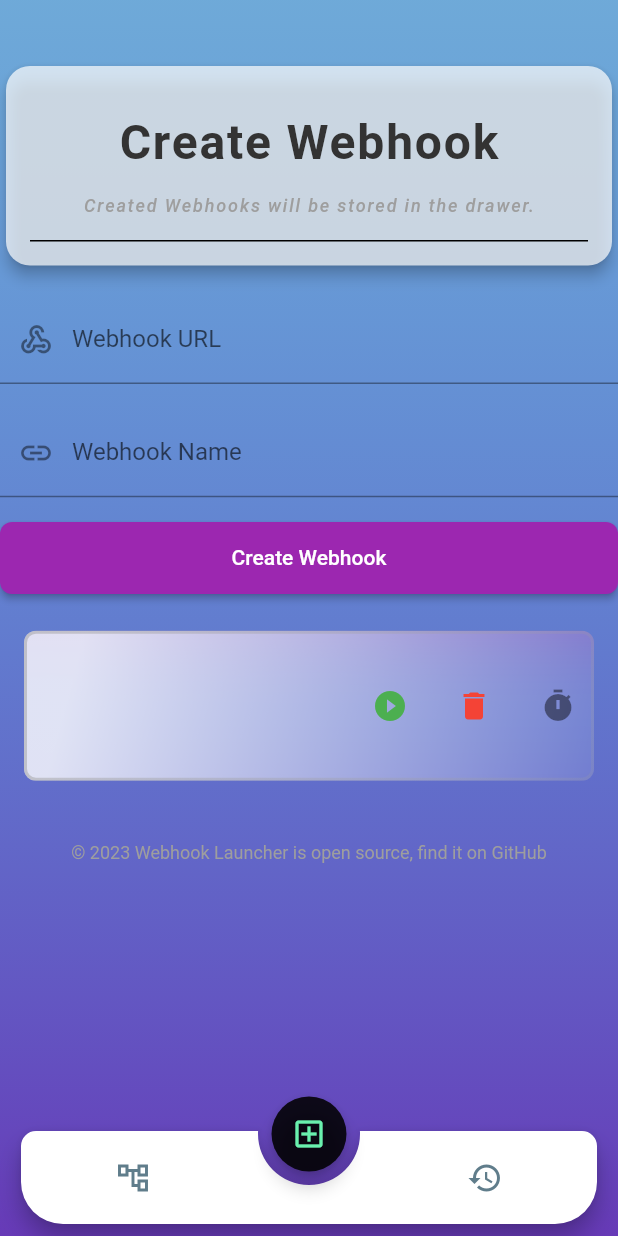
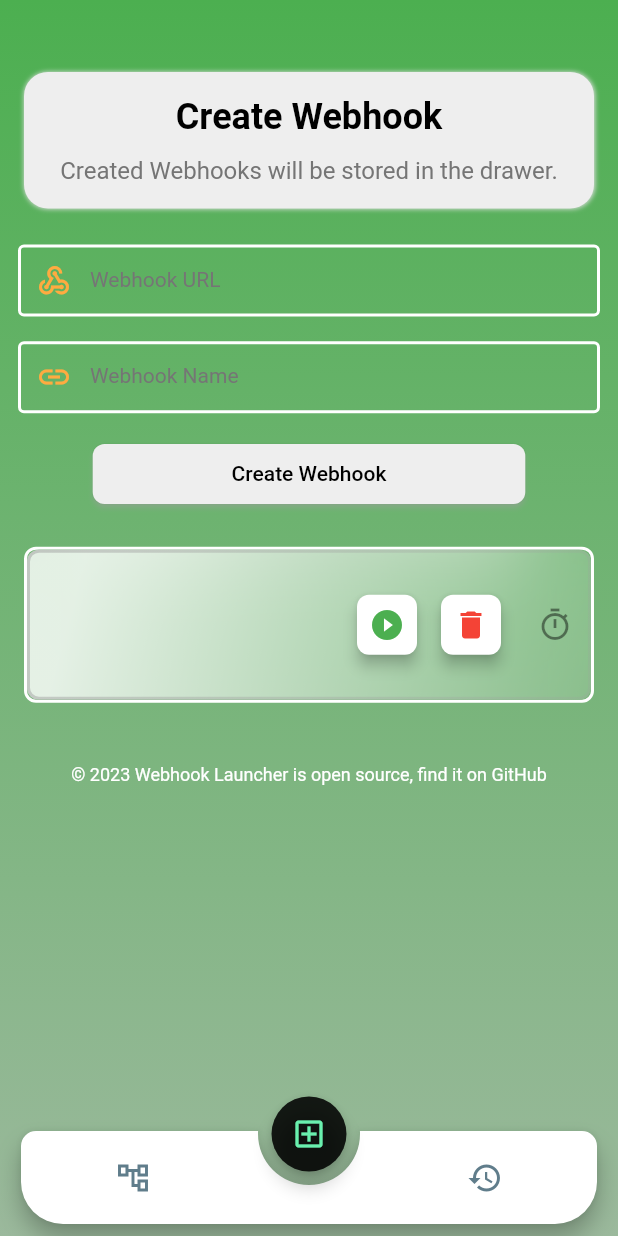
Before and after one commit to Na5co/Webhook-Mobile-Launcher, a Flutter app: the screen it shows after launch, item 2 of the bottom bar chosen, after a tap on "Create Webhook", on a phone screen of 412 x 824 dp. Run offline on Flutter 3.47's test engine with Material 2 defaults, Android fonts, the phone set to English and light mode, and no system bars; drawn by our look-alikes of animated_notch_bottom_bar, glassmorphism; our stand-ins replace dio, flutter_riverpod, hive_flutter, neumorphic_button; accounts and stored records are empty; Roboto replaces fonts that are missing (Montserrat, Raleway).

Commit message:
adding neumoprhism

```diff
--- a/lib/main.dart
+++ b/lib/main.dart
@@ -84,16 +84,16 @@ class MyHomePage extends ConsumerWidget {
 
         resizeToAvoidBottomInset: false,
         body: GradientBackground(colors: [
-          Colors.blue.withOpacity(0.5),
-          Colors.deepPurple.withOpacity(1)
+          Colors.green.withOpacity(1),
+          Colors.green.withOpacity(0.3),
         ], child: const WebHookListWidget()),
       ),
       Scaffold(
         backgroundColor: Colors.grey[400], // Set the desired dark grey color
         resizeToAvoidBottomInset: false,
         body: GradientBackground(colors: [
-          Colors.blue.withOpacity(0.5),
-          Colors.deepPurple.withOpacity(1)
+          Colors.green.withOpacity(1),
+          Colors.green.withOpacity(0.3),
         ], child: const CreateWebHookForm()),
       ),
     ];
--- a/lib/pages/webhook_creation.dart
+++ b/lib/pages/webhook_creation.dart
@@ -51,7 +51,9 @@ class CreateWebHookForm extends ConsumerWidget {
               labelText: 'Webhook Name',
             ),
           ),
-          CreateWebHookButton(
+          Container(
+            width: 20,
+            child: CreateWebHookButton(
               onPressed: () {
                 if (urlValidator(urlController.text)) {
                   _createWh({
@@ -75,6 +77,7 @@ class CreateWebHookForm extends ConsumerWidget {
                 }
               },
             ),
+          ),
           if (webHooks.isNotEmpty)
             Padding(
               padding: EdgeInsets.symmetric(vertical: verticalSpacing),
@@ -90,7 +93,7 @@ class CreateWebHookForm extends ConsumerWidget {
               '© 2023 Webhook Launcher is open source, find it on GitHub',
               style: TextStyle(
                 fontSize: 12,
-                color: Colors.grey,
+                color: Colors.white,
               ),
               textAlign: TextAlign.center,
             ),
--- a/lib/pages/webhook_list.dart
+++ b/lib/pages/webhook_list.dart
@@ -3,6 +3,7 @@ import 'package:flutter_riverpod/flutter_riverpod.dart';
 import 'package:wh_launcher/widgets/CardTitleAndDescription.dart';
 import '../providers/webhook_provider.dart';
 import '../widgets/list/webhook_single_item.dart';
+import 'package:neumorphic_button/neumorphic_button.dart';
 
 import '../providers/webhook_provider.dart' as wp;
 
--- a/lib/widgets/CardTitleAndDescription.dart
+++ b/lib/widgets/CardTitleAndDescription.dart
@@ -1,6 +1,4 @@
 import 'package:flutter/material.dart';
-import '../widgets/webhook_table_title.dart';
-import '../widgets/webhook_table_description.dart';
 
 class WebhookCard extends StatelessWidget {
   final String titleText;
@@ -14,21 +12,42 @@ class WebhookCard extends StatelessWidget {
 
   @override
   Widget build(BuildContext context) {
-    return Card(
-      color: Colors.white.withOpacity(0.7),
-      elevation: 4,
-      shape: RoundedRectangleBorder(
+    return Container(
+      width: double.infinity,
+      margin: EdgeInsets.symmetric(horizontal: 16, vertical: 8),
+      decoration: BoxDecoration(
         borderRadius: BorderRadius.circular(16),
+        color: Colors.grey.shade200,
+        boxShadow: [
+          BoxShadow(
+            color: Colors.grey.shade300,
+            offset: Offset(0.3, 0.3),
+            blurRadius: 2,
+          ),
+        ],
       ),
       child: Padding(
         padding: const EdgeInsets.all(16.0),
         child: Column(
+          crossAxisAlignment: CrossAxisAlignment.center,
           children: [
-            WebHookTableTitle(text: titleText),
-            WebHookTableDescription(
-              text: descriptionText,
-              color: Colors.grey,
-              fontSize: 12,
+            Text(
+              titleText,
+              style: TextStyle(
+                fontSize: 24,
+                fontWeight: FontWeight.bold,
+                color: Colors.black,
+              ),
+              textAlign: TextAlign.center,
+            ),
+            SizedBox(height: 12),
+            Text(
+              descriptionText,
+              style: TextStyle(
+                fontSize: 16,
+                color: Colors.grey.shade600,
+              ),
+              textAlign: TextAlign.center,
             ),
           ],
         ),
--- a/lib/widgets/form/create_webhook_button.dart
+++ b/lib/widgets/form/create_webhook_button.dart
@@ -9,16 +9,24 @@ class CreateWebHookButton extends StatelessWidget {
 
   @override
   Widget build(BuildContext context) {
-    return ElevatedButton(
-      onPressed: onPressed,
-      child: Text('Create Webhook'),
-      style: ElevatedButton.styleFrom(
-        primary: Colors.purple, // Button background color
-        onPrimary: Colors.white, // Button text color
-        shape: RoundedRectangleBorder(
-          borderRadius: BorderRadius.circular(8), // Rounded corners
+    return FractionallySizedBox(
+      widthFactor: 0.7,
+      child: ElevatedButton(
+        onPressed: onPressed,
+        child: Text(
+          'Create Webhook',
+          style: TextStyle(fontSize: 14),
         ),
-        padding: const EdgeInsets.all(16), // Button padding
+        style: ElevatedButton.styleFrom(
+          backgroundColor: Colors.grey[200], // Adjust the base color
+          onPrimary: Colors.black, // Button text color
+          shape: RoundedRectangleBorder(
+            borderRadius: BorderRadius.circular(8),
+          ),
+          elevation: 1.5, // Adjust the elevation
+          shadowColor: Colors.grey[300], // Adjust the shadow color
+          padding: const EdgeInsets.all(12),
+        ),
       ),
     );
   }
--- a/lib/widgets/form/webhook_text_field.dart
+++ b/lib/widgets/form/webhook_text_field.dart
@@ -4,25 +4,53 @@ class WebHookTextField extends StatelessWidget {
   final TextEditingController controller;
   final String labelText;
   final Icon? icon;
-  final FormFieldValidator<String>? validator; // Add the validator parameter
+  final FormFieldValidator<String>? validator;
 
   const WebHookTextField({
-    super.key,
+    Key? key,
     required this.controller,
     required this.labelText,
     this.icon,
-    this.validator, // Accept the validator parameter in the constructor
-  });
+    this.validator,
+  }) : super(key: key);
 
   @override
   Widget build(BuildContext context) {
-    return TextFormField(
-      controller: controller,
-      decoration: InputDecoration(
-        prefixIcon: icon,
-        labelText: labelText,
+    return Container(
+      width: 200, // Adjust the width as needed
+      child: Padding(
+        padding: EdgeInsets.symmetric(horizontal: 12), // Add horizontal padding
+        child: TextFormField(
+          controller: controller,
+          decoration: InputDecoration(
+            prefixIcon: icon != null
+                ? Icon(icon!.icon, color: Colors.orangeAccent)
+                : null,
+            labelText: labelText,
+            labelStyle: TextStyle(color: Colors.grey[600]),
+            contentPadding:
+                EdgeInsets.symmetric(vertical: 10.0, horizontal: 12.0),
+            enabledBorder: OutlineInputBorder(
+              borderSide: BorderSide(
+                  color: Colors.white, width: 2), // Increased border width
+              borderRadius: BorderRadius.circular(4),
+            ),
+            focusedBorder: OutlineInputBorder(
+              borderSide: BorderSide(
+                  color: Colors.white, width: 2), // Increased border width
+              borderRadius: BorderRadius.circular(4),
+            ),
+            border: OutlineInputBorder(
+              borderSide: BorderSide(
+                  color: Colors.white, width: 2), // Increased border width
+              borderRadius: BorderRadius.circular(4),
+            ),
+          ),
+          style: TextStyle(
+              color: Colors.white, fontSize: 14), // Decreased font size
+          validator: validator,
+        ),
       ),
-      validator: validator, // Use the provided validator
     );
   }
 }
--- a/lib/widgets/list/ConfigurationPopupMenu.dart
+++ b/lib/widgets/list/ConfigurationPopupMenu.dart
@@ -34,8 +34,8 @@ class ConfigurationPopupMenu extends ConsumerWidget {
           ); // Pass both BuildContext and ref
         }
       },
-      icon: const Icon(Icons.timer),
-      color: Colors.orange,
+      icon: const Icon(Icons.timer_outlined),
+      color: Colors.white,
       shape: RoundedRectangleBorder(
         borderRadius: BorderRadius.circular(8),
       ),
--- /dev/null
+++ b/lib/widgets/list/NeumorphicIconButton.dart
@@ -0,0 +1,35 @@
+import 'package:flutter/material.dart';
+
+class NeumorphicIconButton extends StatelessWidget {
+  final Color color;
+  final VoidCallback onDeletePressed;
+  final IconData icon;
+
+  const NeumorphicIconButton({
+    super.key,
+    required this.color,
+    required this.onDeletePressed,
+    required this.icon,
+  });
+
+  @override
+  Widget build(BuildContext context) {
+    return ElevatedButton(
+      onPressed: onDeletePressed,
+      style: ElevatedButton.styleFrom(
+        shape: RoundedRectangleBorder(
+          borderRadius: BorderRadius.circular(8),
+        ),
+        elevation: 4,
+        padding: EdgeInsets.zero,
+        minimumSize: const Size(40, 40),
+        foregroundColor: color,
+        backgroundColor: Colors.white,
+      ),
+      child: Icon(
+        icon,
+        size: 24,
+      ),
+    );
+  }
+}
--- a/lib/widgets/list/webhook_single_item.dart
+++ b/lib/widgets/list/webhook_single_item.dart
@@ -3,6 +3,7 @@ import 'package:flutter_riverpod/flutter_riverpod.dart';
 import '../list/ConfigurationPopupMenu.dart';
 import '../../providers/webhook_provider.dart';
 import 'GlassContainer.dart';
+import './NeumorphicIconButton.dart';
 
 class SingleWebhook extends ConsumerStatefulWidget {
   final Map<String, dynamic>? webhook;
@@ -52,11 +53,20 @@ class _SingleWebhookState extends ConsumerState<SingleWebhook> {
 
     final onDeletePressed = ref.watch(onDeletePressedProvider);
 
+    final webhookId = widget.webhook?['id'] as int?;
+    final webhookNotifier = ref.read(webhookStateProvider.notifier);
+    final webhookState = webhookNotifier.getWebhookState(webhookId);
+
     return Padding(
       padding: const EdgeInsets.symmetric(vertical: 8, horizontal: 16),
       child: Consumer(
         builder: (context, watch, _) {
-          return GlassContainer(
+          return Container(
+            decoration: BoxDecoration(
+              borderRadius: BorderRadius.circular(8),
+              border: Border.all(color: Colors.white, width: 2),
+            ),
+            child: GlassContainer(
               color1: containerColor.withOpacity(0.1),
               color2: containerColor.withOpacity(1),
               colorChangeCallback: (Color color) {
@@ -67,7 +77,8 @@ class _SingleWebhookState extends ConsumerState<SingleWebhook> {
               child: ListTile(
                 contentPadding: EdgeInsets.zero,
                 title: Padding(
-                padding: const EdgeInsets.only(bottom: 4, left: 16, right: 16),
+                  padding:
+                      const EdgeInsets.only(bottom: 4, left: 16, right: 16),
                   child: Text(
                     webhook['name'] as String? ?? '',
                     style: const TextStyle(
@@ -86,41 +97,26 @@ class _SingleWebhookState extends ConsumerState<SingleWebhook> {
                 trailing: Wrap(
                   spacing: 8,
                   children: [
-                  IconButton(
-                    onPressed: handlePlayButtonPressed,
-                    icon: Builder(
-                      builder: (context) {
-                        final webhookId = widget.webhook?['id'] as int?;
-                        final webhookNotifier =
-                            ref.read(webhookStateProvider.notifier);
-                        final webhookState =
-                            webhookNotifier.getWebhookState(webhookId);
-
-                        if (webhookState?.isLoading == true) {
-                          return const CircularProgressIndicator();
-                        } else {
-                          return Icon(
-                            Icons.play_circle_fill_sharp,
+                    NeumorphicIconButton(
                       color: webhookState?.isSuccess ?? false
                           ? containerColor
                           : _defaultColor,
-                          );
-                        }
-                      },
+                      onDeletePressed: handlePlayButtonPressed,
+                      icon: Icons.play_circle_fill_sharp,
                     ),
-                  ),
-                  IconButton(
-                    onPressed: () {
+                    NeumorphicIconButton(
+                      color: Colors.red,
+                      onDeletePressed: () {
                         final webhookId = webhook['id'] as int?;
                         if (webhookId != null) {
                           onDeletePressed(webhookId);
                         }
                       },
-                    icon: const Icon(Icons.delete),
-                    color: Colors.red,
+                      icon: Icons.delete,
                     ),
                     ConfigurationPopupMenu(),
                   ],
+                ),
               ),
             ),
           );
--- a/pubspec.yaml
+++ b/pubspec.yaml
@@ -47,6 +47,9 @@ dependencies:
   glassmorphism: ^3.0.0
   url_launcher: ^6.1.11
   uuid: ^3.0.4
+  flutter_inset_box_shadow: ^1.0.1
+  flutter_neumorphic: ^3.2.0
+  neumorphic_button: ^0.0.1+2
 
 dev_dependencies:
   flutter_test:
```
Also changed, not shown: pubspec.lock. Lines whose indentation alone changed are shown as unchanged.
